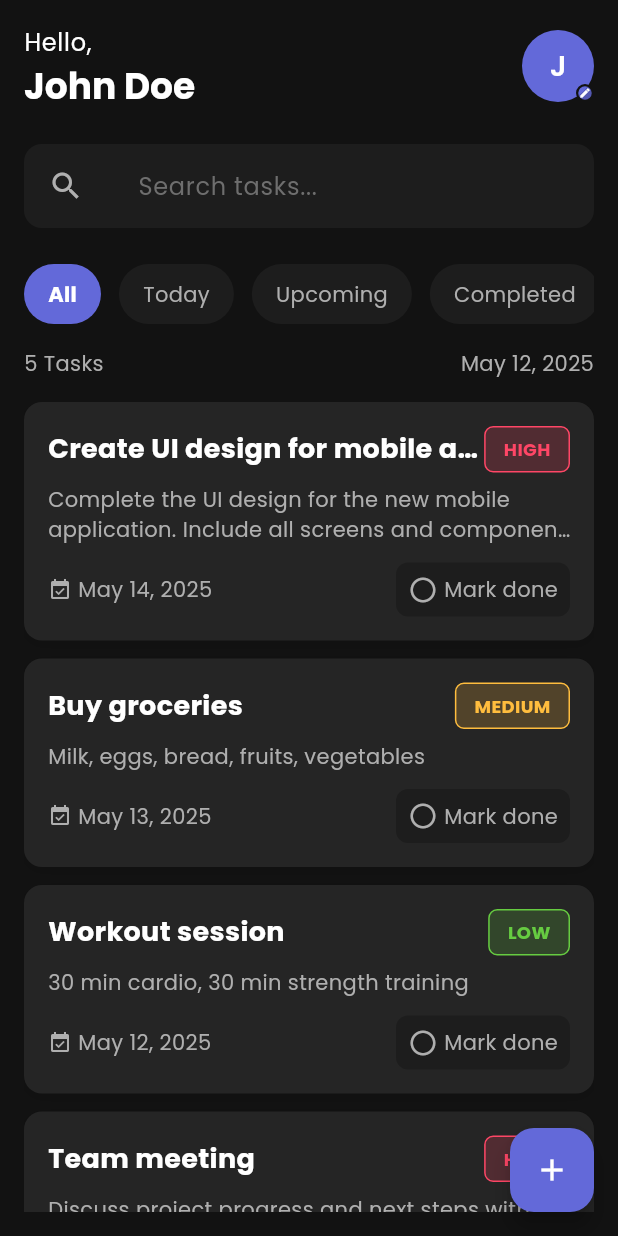
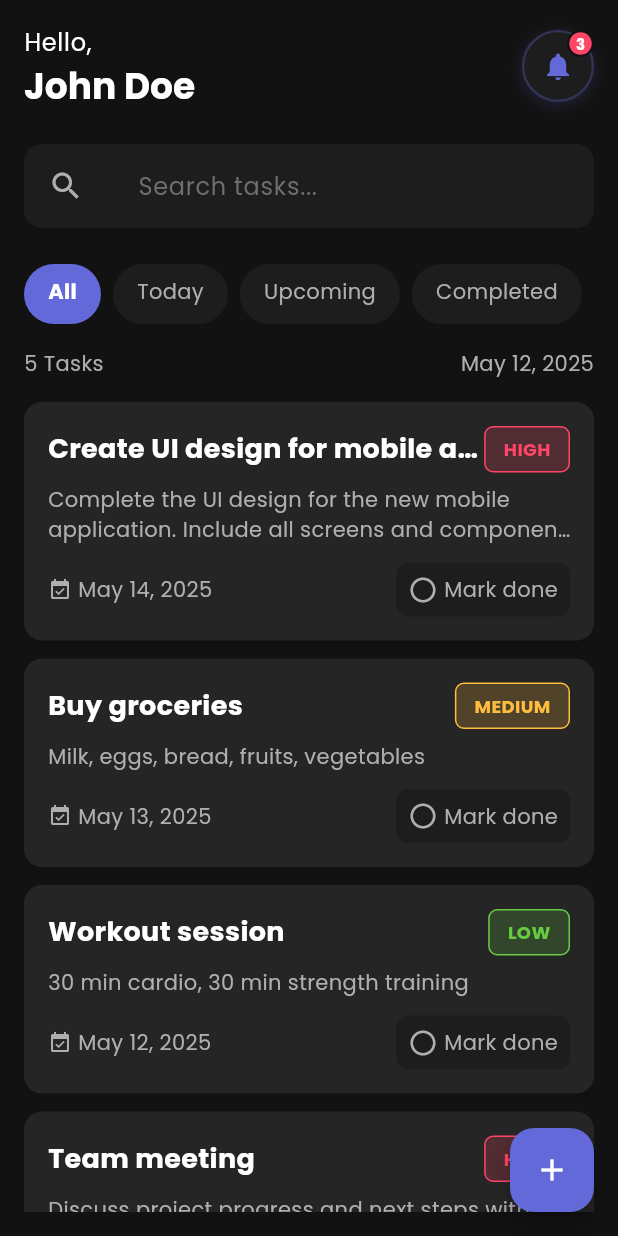
Before and after one commit to SdAm1n/taskoro, a Flutter app: the HomeScreen screen opened directly, on a phone screen of 412 x 824 dp. Run offline on Flutter 3.47's test engine with Material 3 defaults, Android fonts, the phone set to English and light mode, and no system bars; drawn by our look-alikes of flutter_slidable; our stand-ins replace google_fonts, shared_preferences, table_calendar; accounts and stored records are empty.

Commit message:
added notification icon and page, changed home ui

```diff
--- a/lib/main.dart
+++ b/lib/main.dart
@@ -5,6 +5,7 @@ import 'screens/main_screen.dart';
 import 'screens/task_detail_screen.dart';
 import 'screens/add_edit_task_screen.dart';
 import 'screens/splash_screen.dart';
+import 'screens/notifications_screen.dart';
 import 'services/task_provider.dart';
 import 'services/theme_provider.dart';
 import 'theme/app_theme.dart';
@@ -67,6 +68,7 @@ class MyApp extends StatelessWidget {
               '/': (context) => const WelcomeScreen(),
               '/home': (context) => const MainScreen(),
               '/add_task': (context) => const AddEditTaskScreen(),
+              '/notifications': (context) => const NotificationsScreen(),
             },
             onGenerateRoute: (settings) {
               // Special case for task detail
--- a/lib/screens/home_screen.dart
+++ b/lib/screens/home_screen.dart
@@ -6,7 +6,7 @@ import '../services/task_provider.dart';
 import '../theme/app_theme.dart';
 import '../widgets/task_card.dart';
 import '../utils/task_deletion_state.dart';
-import 'edit_profile_screen.dart';
+import 'notifications_screen.dart';
 
 class HomeScreen extends StatefulWidget {
   const HomeScreen({super.key});
@@ -74,7 +74,7 @@ class _HomeScreenState extends State<HomeScreen> {
           child: Column(
             crossAxisAlignment: CrossAxisAlignment.start,
             children: [
-              // Header with greeting and profile
+              // Header with greeting and notification icon
               Row(
                 mainAxisAlignment: MainAxisAlignment.spaceBetween,
                 children: [
@@ -94,47 +94,52 @@ class _HomeScreenState extends State<HomeScreen> {
                   ),
                   GestureDetector(
                     onTap: () {
-                      // Navigate to profile edit screen
+                      // Navigate to notifications screen
                       Navigator.push(
                         context,
                         MaterialPageRoute(
-                          builder: (context) => const EditProfileScreen(),
+                          builder: (context) => const NotificationsScreen(),
                         ),
                       );
                     },
                     child: Stack(
                       children: [
-                        CircleAvatar(
-                          radius: 24,
-                          backgroundColor: AppTheme.primaryColor,
-                          backgroundImage:
-                              user.photoUrl != null
-                                  ? NetworkImage(user.photoUrl!)
-                                  : null,
-                          child:
-                              user.photoUrl == null
-                                  ? Text(
-                                    user.displayName.isNotEmpty
-                                        ? user.displayName
-                                            .substring(0, 1)
-                                            .toUpperCase()
-                                        : '?',
-                                    style: const TextStyle(
-                                      color: Colors.white,
-                                      fontWeight: FontWeight.bold,
-                                      fontSize: 18,
+                        Container(
+                          width: 48,
+                          height: 48,
+                          decoration: BoxDecoration(
+                            color:
+                                isDarkMode
+                                    ? AppTheme.darkSurfaceColor
+                                    : AppTheme.lightSurfaceColor,
+                            shape: BoxShape.circle,
+                            boxShadow: [
+                              BoxShadow(
+                                color: AppTheme.primaryColor.withOpacity(0.2),
+                                blurRadius: 8,
+                                offset: const Offset(0, 2),
                               ),
-                                  )
-                                  : null,
+                            ],
+                            border: Border.all(
+                              color: AppTheme.primaryColor.withOpacity(0.3),
+                              width: 1.5,
                             ),
+                          ),
+                          child: Icon(
+                            Icons.notifications,
+                            size: 22,
+                            color: AppTheme.primaryColor,
+                          ),
+                        ),
+                        // Notification badge
                         Positioned(
-                          bottom: 0,
+                          top: 0,
                           right: 0,
                           child: Container(
-                            width: 12,
-                            height: 12,
+                            width: 18,
+                            height: 18,
                             decoration: BoxDecoration(
-                              color: AppTheme.primaryColor.withOpacity(0.8),
+                              color: AppTheme.accentRed,
                               shape: BoxShape.circle,
                               border: Border.all(
                                 color:
@@ -144,10 +149,15 @@ class _HomeScreenState extends State<HomeScreen> {
                                 width: 1.5,
                               ),
                             ),
-                            child: const Icon(
-                              Icons.edit,
+                            child: const Center(
+                              child: Text(
+                                '3',
+                                style: TextStyle(
                                   color: Colors.white,
-                              size: 8,
+                                  fontSize: 10,
+                                  fontWeight: FontWeight.bold,
+                                ),
+                              ),
                             ),
                           ),
                         ),
@@ -256,6 +266,10 @@ class _HomeScreenState extends State<HomeScreen> {
                                   arguments: {'taskId': task.id},
                                 );
                               },
+                              onToggleCompleted: () {
+                                taskProvider.toggleTaskCompletion(task.id);
+                                _updateFilteredTasks();
+                              },
                               onDelete: () {
                                 try {
                                   // Mark that we're in a deletion process to prevent "task not found" message
@@ -309,36 +323,14 @@ class _HomeScreenState extends State<HomeScreen> {
                                               duration: Duration(seconds: 3),
                                             ),
                                           );
-
-                                          // Reset deletion state on failure
-                                          TaskDeletionState.reset();
                                         }
                                       }
                                     },
                                   );
                                 } catch (e) {
-                                  // Handle error with user feedback
-                                  debugPrint(
-                                    'Error handling task deletion: $e',
-                                  );
-
-                                  // Reset deletion state on error
-                                  TaskDeletionState.reset();
-
-                                  if (mounted) {
-                                    ScaffoldMessenger.of(context).showSnackBar(
-                                      SnackBar(
-                                        content: Text(
-                                          'Error deleting task: $e',
-                                        ),
-                                      ),
-                                    );
+                                  // Print error to console for debugging
+                                  debugPrint('Error deleting task: $e');
                                 }
-                                }
-                              },
-                              onToggleCompleted: () {
-                                taskProvider.toggleTaskCompletion(task.id);
-                                _updateFilteredTasks();
                               },
                             );
                           },
@@ -358,6 +350,50 @@ class _HomeScreenState extends State<HomeScreen> {
     );
   }
 
+  Widget _buildEmptyState() {
+    final isDarkMode = Theme.of(context).brightness == Brightness.dark;
+    return Center(
+      child: Column(
+        mainAxisSize: MainAxisSize.min,
+        children: [
+          Icon(
+            Icons.task_alt,
+            size: 80,
+            color:
+                isDarkMode
+                    ? AppTheme.darkDisabledTextColor
+                    : AppTheme.lightDisabledTextColor,
+          ),
+          const SizedBox(height: 16),
+          Text(
+            'No tasks found',
+            style: Theme.of(context).textTheme.titleLarge?.copyWith(
+              color:
+                  isDarkMode
+                      ? AppTheme.darkSecondaryTextColor
+                      : AppTheme.lightSecondaryTextColor,
+            ),
+          ),
+          const SizedBox(height: 8),
+          Text(
+            _selectedIndex == 3
+                ? 'You haven\'t completed any tasks yet'
+                : _searchQuery.isNotEmpty
+                ? 'No tasks match your search'
+                : 'Tap + to add a new task',
+            textAlign: TextAlign.center,
+            style: Theme.of(context).textTheme.bodyMedium?.copyWith(
+              color:
+                  isDarkMode
+                      ? AppTheme.darkDisabledTextColor
+                      : AppTheme.lightDisabledTextColor,
+            ),
+          ),
+        ],
+      ),
+    );
+  }
+
   Widget _buildFilterChip(String label, int index) {
     final isSelected = _selectedIndex == index;
     final isDarkMode = Theme.of(context).brightness == Brightness.dark;
@@ -366,14 +402,12 @@ class _HomeScreenState extends State<HomeScreen> {
       onTap: () {
         setState(() {
           _selectedIndex = index;
-          _searchController.clear();
-          _searchQuery = '';
           _updateFilteredTasks();
         });
       },
       child: Container(
-        margin: const EdgeInsets.only(right: 12),
-        padding: const EdgeInsets.symmetric(horizontal: 16),
+        margin: const EdgeInsets.only(right: 8),
+        padding: const EdgeInsets.symmetric(horizontal: 16, vertical: 8),
         decoration: BoxDecoration(
           color:
               isSelected
@@ -383,7 +417,6 @@ class _HomeScreenState extends State<HomeScreen> {
                   : AppTheme.lightSurfaceColor,
           borderRadius: BorderRadius.circular(20),
         ),
-        child: Center(
         child: Text(
           label,
           style: TextStyle(
@@ -397,53 +430,6 @@ class _HomeScreenState extends State<HomeScreen> {
           ),
         ),
       ),
-      ),
-    );
-  }
-
-  Widget _buildEmptyState() {
-    final isDarkMode = Theme.of(context).brightness == Brightness.dark;
-
-    return Center(
-      child: Column(
-        mainAxisAlignment: MainAxisAlignment.center,
-        children: [
-          Icon(
-            Icons.check_circle_outline,
-            size: 64,
-            color:
-                isDarkMode
-                    ? AppTheme.darkSecondaryTextColor.withOpacity(0.5)
-                    : AppTheme.lightSecondaryTextColor.withOpacity(0.5),
-          ),
-          const SizedBox(height: 16),
-          Text(
-            'No tasks found',
-            style: TextStyle(
-              fontSize: 18,
-              fontWeight: FontWeight.bold,
-              color:
-                  isDarkMode
-                      ? AppTheme.darkSecondaryTextColor.withOpacity(0.7)
-                      : AppTheme.lightSecondaryTextColor.withOpacity(0.7),
-            ),
-          ),
-          const SizedBox(height: 8),
-          Text(
-            _selectedIndex == 3
-                ? 'You haven\'t completed any tasks yet'
-                : 'Tap the + button to add a new task',
-            style: TextStyle(
-              fontSize: 14,
-              color:
-                  isDarkMode
-                      ? AppTheme.darkSecondaryTextColor.withOpacity(0.7)
-                      : AppTheme.lightSecondaryTextColor.withOpacity(0.7),
-            ),
-            textAlign: TextAlign.center,
-          ),
-        ],
-      ),
     );
   }
 }
```
Also changed, not shown: lib/screens/edit_profile_screen.dart (+134 -0 lines), lib/screens/notifications_screen.dart (added, +357 -0 lines). Lines whose indentation alone changed are shown as unchanged.
